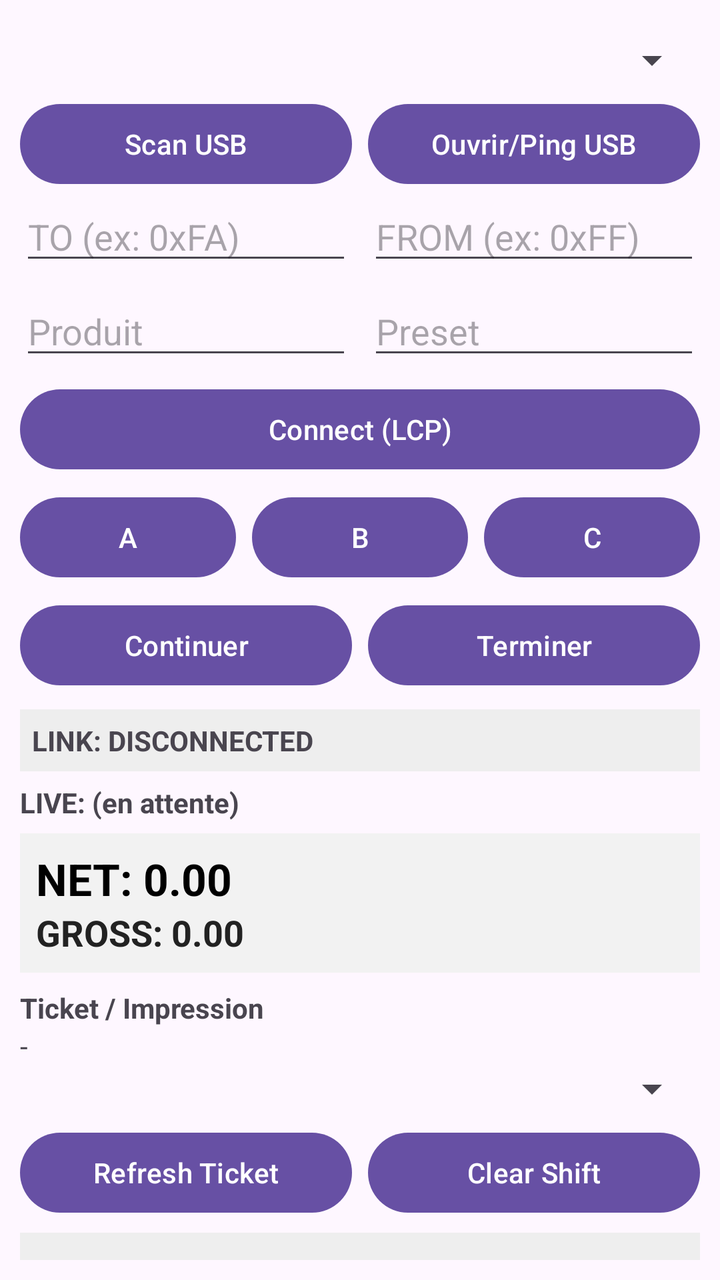
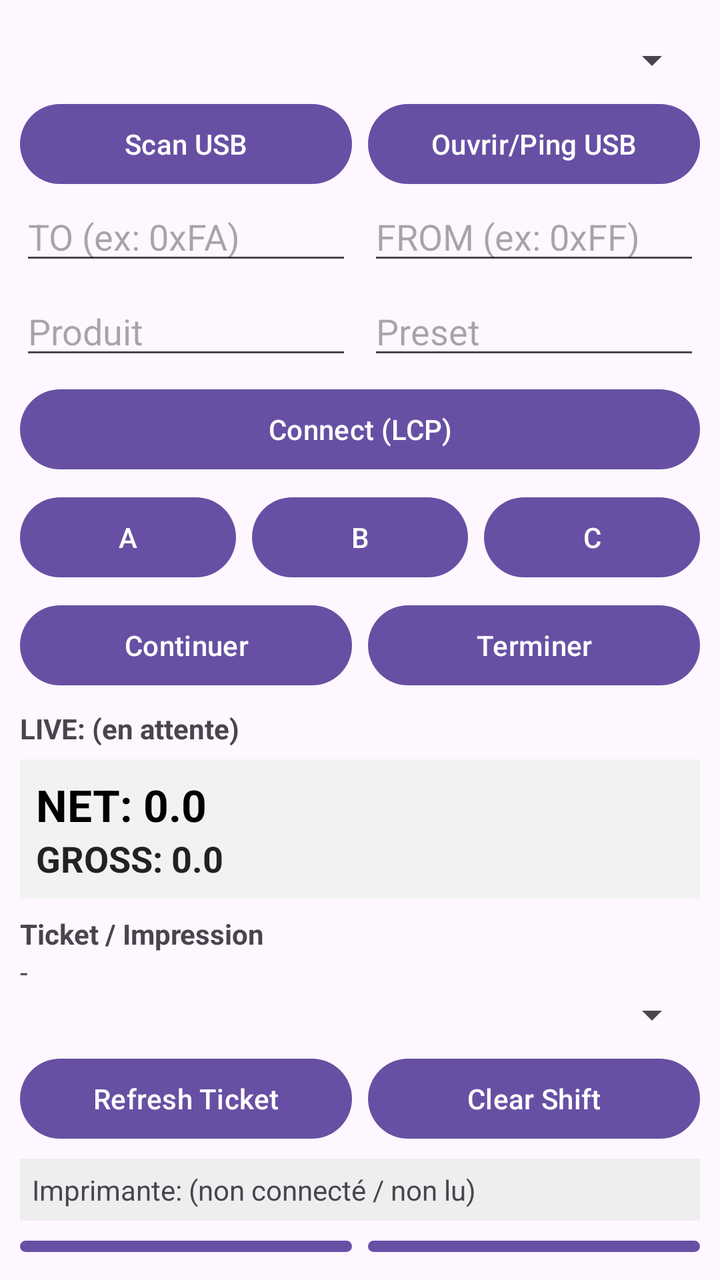

Before-and-after screenshots of an Android layout around one commit, followed by the original layout XML and the change that was made.
<!-- AndroidManifest.xml: application theme Theme.Material3.DayNight.NoActionBar -->
<!-- res/layout/activity_main.xml -->
<LinearLayout xmlns:android="http://schemas.android.com/apk/res/android"
    android:id="@+id/root"
    android:layout_width="match_parent"
    android:layout_height="match_parent"
    android:orientation="vertical"
    android:padding="10dp">

    
    <Spinner
        android:id="@+id/spnUsbDevices"
        android:layout_width="match_parent"
        android:layout_height="wrap_content"
        android:layout_marginTop="8dp" />

    <LinearLayout
        android:layout_width="match_parent"
        android:layout_height="wrap_content"
        android:orientation="horizontal"
        android:layout_marginTop="6dp">

        <Button
            android:id="@+id/btnScanUsb"
            android:layout_width="0dp"
            android:layout_height="wrap_content"
            android:layout_weight="1"
            android:text="Scan USB" />

        <Button
            android:id="@+id/btnPingUsb"
            android:layout_width="0dp"
            android:layout_height="wrap_content"
            android:layout_weight="1"
            android:layout_marginStart="8dp"
            android:text="Ouvrir/Ping USB" />
    </LinearLayout>

    
    <LinearLayout
        android:layout_width="match_parent"
        android:layout_height="wrap_content"
        android:orientation="horizontal">

        <EditText
            android:id="@+id/edtTo"
            android:layout_width="0dp"
            android:layout_height="wrap_content"
            android:layout_weight="1"
            android:hint="TO (ex: 0xFA)"
            android:singleLine="true" />

        <EditText
            android:id="@+id/edtFrom"
            android:layout_width="0dp"
            android:layout_height="wrap_content"
            android:layout_weight="1"
            android:hint="FROM (ex: 0xFF)"
            android:singleLine="true"
            android:layout_marginStart="8dp" />
    </LinearLayout>

    
    <LinearLayout
        android:layout_width="match_parent"
        android:layout_height="wrap_content"
        android:orientation="horizontal"
        android:layout_marginTop="6dp">

        <EditText
            android:id="@+id/edtProduct"
            android:layout_width="0dp"
            android:layout_height="wrap_content"
            android:layout_weight="1"
            android:hint="Produit"
            android:inputType="number"
            android:singleLine="true" />

        <EditText
            android:id="@+id/edtPreset"
            android:layout_width="0dp"
            android:layout_height="wrap_content"
            android:layout_weight="1"
            android:layout_marginStart="8dp"
            android:hint="Preset"
            android:inputType="numberDecimal"
            android:singleLine="true" />
    </LinearLayout>

    
    <Button
        android:id="@+id/btnConnect"
        android:layout_width="match_parent"
        android:layout_height="wrap_content"
        android:text="Connect (LCP)"
        android:layout_marginTop="6dp" />

    
    <LinearLayout
        android:layout_width="match_parent"
        android:layout_height="wrap_content"
        android:orientation="horizontal"
        android:layout_marginTop="6dp">

        <Button
            android:id="@+id/btnA"
            android:layout_width="0dp"
            android:layout_height="wrap_content"
            android:layout_weight="1"
            android:text="A" />

        <Button
            android:id="@+id/btnB"
            android:layout_width="0dp"
            android:layout_height="wrap_content"
            android:layout_weight="1"
            android:layout_marginStart="8dp"
            android:text="B" />

        <Button
            android:id="@+id/btnC"
            android:layout_width="0dp"
            android:layout_height="wrap_content"
            android:layout_weight="1"
            android:layout_marginStart="8dp"
            android:text="C" />
    </LinearLayout>

    
    <LinearLayout
        android:layout_width="match_parent"
        android:layout_height="wrap_content"
        android:orientation="horizontal"
        android:layout_marginTop="6dp">

        <Button
            android:id="@+id/btnContinue"
            android:layout_width="0dp"
            android:layout_height="wrap_content"
            android:layout_weight="1"
            android:text="Continuer" />

        <Button
            android:id="@+id/btnFinish"
            android:layout_width="0dp"
            android:layout_height="wrap_content"
            android:layout_weight="1"
            android:layout_marginStart="8dp"
            android:text="Terminer" />
    </LinearLayout>

    
    
    <TextView
        android:id="@+id/txtLinkStatus"
        android:layout_width="match_parent"
        android:layout_height="wrap_content"
        android:text="LINK: DISCONNECTED"
        android:textStyle="bold"
        android:layout_marginTop="8dp"
        android:background="#FFEEEEEE"
        android:padding="6dp" />

    
    <TextView
        android:id="@+id/txtLive"
        android:layout_width="match_parent"
        android:layout_height="wrap_content"
        android:text="LIVE: (en attente)"
        android:textStyle="bold"
        android:layout_marginTop="6dp" />

    
    <LinearLayout
        android:id="@+id/liveQtyPanel"
        android:layout_width="match_parent"
        android:layout_height="wrap_content"
        android:orientation="vertical"
        android:layout_marginTop="6dp"
        android:padding="8dp"
        android:background="#F2F2F2">

        <TextView
            android:id="@+id/txtQtyNet"
            android:layout_width="match_parent"
            android:layout_height="wrap_content"
            android:text="NET: 0.00"
            android:textStyle="bold"
            android:textSize="22sp"
            android:textColor="#000000" />

        <TextView
            android:id="@+id/txtQtyGross"
            android:layout_width="match_parent"
            android:layout_height="wrap_content"
            android:text="GROSS: 0.00"
            android:textStyle="bold"
            android:textSize="18sp"
            android:textColor="#222222" />
    </LinearLayout>

    
    <LinearLayout
        android:layout_width="match_parent"
        android:layout_height="wrap_content"
        android:orientation="vertical"
        android:layout_marginTop="8dp">

        <TextView
            android:layout_width="match_parent"
            android:layout_height="wrap_content"
            android:text="Ticket / Impression"
            android:textStyle="bold" />

        <TextView
            android:id="@+id/txtTicketNumber"
            android:layout_width="match_parent"
            android:layout_height="wrap_content"
            android:text="-" />

        <Spinner
            android:id="@+id/spnTicketRequired"
            android:layout_width="match_parent"
            android:layout_height="wrap_content" />

        <LinearLayout
            android:layout_width="match_parent"
            android:layout_height="wrap_content"
            android:orientation="horizontal"
            android:layout_marginTop="6dp">

            <Button
                android:id="@+id/btnRefreshTicket"
                android:layout_width="0dp"
                android:layout_height="wrap_content"
                android:layout_weight="1"
                android:text="Refresh Ticket" />

            <Button
                android:id="@+id/btnClearShift"
                android:layout_width="0dp"
                android:layout_height="wrap_content"
                android:layout_weight="1"
                android:layout_marginStart="8dp"
                android:text="Clear Shift" />
        </LinearLayout>

        <TextView
            android:id="@+id/txtPrinterStatus"
            android:layout_width="match_parent"
            android:layout_height="wrap_content"
            android:text="Imprimante: (non connecté / non lu)"
            android:layout_marginTop="6dp"
            android:background="#EEEEEE"
            android:padding="6dp" />

        <LinearLayout
            android:layout_width="match_parent"
            android:layout_height="wrap_content"
            android:orientation="horizontal"
            android:layout_marginTop="6dp">

            <Button
                android:id="@+id/btnRefreshPrinter"
                android:layout_width="0dp"
                android:layout_height="wrap_content"
                android:layout_weight="1"
                android:text="Refresh Printer" />

            <Button
                android:id="@+id/btnPrintPending"
                android:layout_width="0dp"
                android:layout_height="wrap_content"
                android:layout_weight="1"
                android:layout_marginStart="8dp"
                android:text="Print Pending" />
        </LinearLayout>

    </LinearLayout>

    
    <CheckBox
        android:id="@+id/switchIoLog"
        android:layout_width="wrap_content"
        android:layout_height="wrap_content"
        android:text="I/O log"
        android:checked="true"
        android:layout_marginTop="8dp" />

    
    
    <ScrollView
        android:id="@+id/logScroll"
        android:layout_width="match_parent"
        android:layout_height="0dp"
        android:layout_weight="1"
        android:fillViewport="true"
        android:layout_marginTop="6dp"
        android:background="#111111">

        <TextView
            android:id="@+id/txtLog"
            android:layout_width="match_parent"
            android:layout_height="wrap_content"
            android:typeface="monospace"
            android:textIsSelectable="true"
            android:textSize="12sp"
            android:textColor="#00FF00"
            android:padding="6dp" />
    </ScrollView>

    
    <LinearLayout
        android:layout_width="match_parent"
        android:layout_height="wrap_content"
        android:orientation="horizontal"
        android:gravity="end"
        android:layout_marginTop="6dp">

        <Button
            android:id="@+id/btnClearLog"
            android:layout_width="wrap_content"
            android:layout_height="wrap_content"
            android:text="Clear log" />

        <Button
            android:id="@+id/btnCopyLog"
            android:layout_width="wrap_content"
            android:layout_height="wrap_content"
            android:layout_marginStart="8dp"
            android:text="Copy log" />
    </LinearLayout>

</LinearLayout>
<!-- resources referenced by this layout -->
<resources>

</resources>

<!-- the commit's change to res/layout/activity_main.xml (unified diff, before → after) -->
@@ -124,7 +124,6 @@
             android:text="C" />
     </LinearLayout>
 
-    
     <LinearLayout
         android:layout_width="match_parent"
         android:layout_height="wrap_content"
@@ -146,18 +145,6 @@
             android:layout_marginStart="8dp"
             android:text="Terminer" />
     </LinearLayout>
-
-    
-    
-    <TextView
-        android:id="@+id/txtLinkStatus"
-        android:layout_width="match_parent"
-        android:layout_height="wrap_content"
-        android:text="LINK: DISCONNECTED"
-        android:textStyle="bold"
-        android:layout_marginTop="8dp"
-        android:background="#FFEEEEEE"
-        android:padding="6dp" />
 
     
     <TextView
@@ -166,7 +153,7 @@
         android:layout_height="wrap_content"
         android:text="LIVE: (en attente)"
         android:textStyle="bold"
-        android:layout_marginTop="6dp" />
+        android:layout_marginTop="8dp" />
 
     
     <LinearLayout
@@ -182,7 +169,7 @@
             android:id="@+id/txtQtyNet"
             android:layout_width="match_parent"
             android:layout_height="wrap_content"
-            android:text="NET: 0.00"
+            android:text="NET: 0.0"
             android:textStyle="bold"
             android:textSize="22sp"
             android:textColor="#000000" />
@@ -191,7 +178,7 @@
             android:id="@+id/txtQtyGross"
             android:layout_width="match_parent"
             android:layout_height="wrap_content"
-            android:text="GROSS: 0.00"
+            android:text="GROSS: 0.0"
             android:textStyle="bold"
             android:textSize="18sp"
             android:textColor="#222222" />
